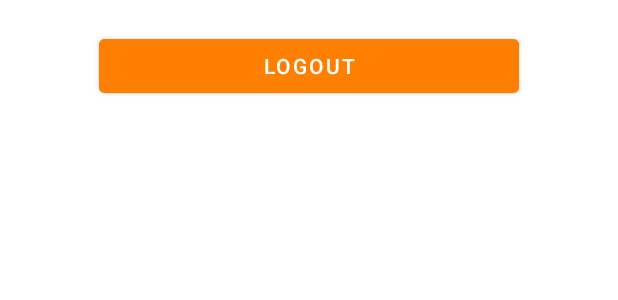
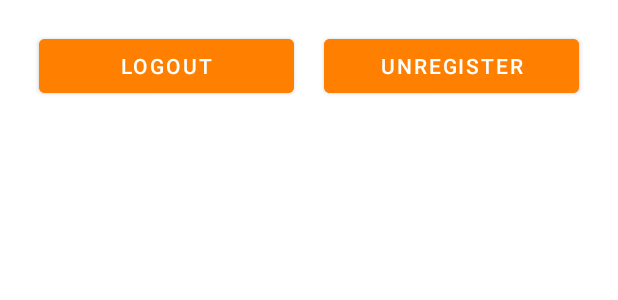
Before and after one commit to ssbarnes/RecylingReminderProject, an Android app: the layout resident_notification.xml on its own in the app's theme, with its tools: preview values and no code run, on a phone screen of 412 x 824 dp. Shown: the top 300 px of the screen. Run offline under Robolectric (Android 15) with nearby library versions, the phone set to English and light mode, and no system bars.

Commit message:
Added logout/unregister feature, fixed notification issue

```diff
--- a/app/src/main/java/com/example/recyreminder/data/GCMap.kt
+++ b/app/src/main/java/com/example/recyreminder/data/GCMap.kt
@@ -72,10 +72,7 @@ class GCMap : AppCompatActivity(), OnMapReadyCallback{
                     var addressString = userAddress.key
                     var addressCoords = getLocationFromAddress(mContext, addressString.toString())
                     if(addressCoords != null) {
-                        val mMarker = mMap.addMarker(MarkerOptions().position(addressCoords!!).title(addressString.toString()))
-//                        mMap.setOnMarkerClickListener {
-//                            onMarkerClick(mMarker!!)
-//                        }
+                        mMap.addMarker(MarkerOptions().position(addressCoords!!).title(addressString.toString()))
                     }
                 }
             }
--- a/app/src/main/java/com/example/recyreminder/data/GCReportViolation.kt
+++ b/app/src/main/java/com/example/recyreminder/data/GCReportViolation.kt
@@ -164,7 +164,6 @@ class GCReportViolation: Activity() {
             val fullAddress = data?.getStringExtra("address")
             val addrSplit = fullAddress!!.split(",")
             val csz = addrSplit[2].trim().split(" ")
-            Log.i(TAG, "FULL: " + fullAddress + " SPLIT: " + addrSplit + " SPLITAGAIN: " + csz)
             address.setText(addrSplit[0].trim())
             city.setText(addrSplit[1].trim())
             countryState.setText(csz[0])
--- a/app/src/main/res/layout/gc_menu.xml
+++ b/app/src/main/res/layout/gc_menu.xml
@@ -61,13 +61,13 @@
         android:id="@+id/report"
         android:layout_width="wrap_content"
         android:layout_height="wrap_content"
+        android:layout_below="@id/violation"
         android:layout_alignParentStart="true"
         android:layout_alignParentLeft="true"
         android:layout_centerVertical="true"
-        android:layout_below="@id/violation"
+        android:layout_marginBottom="50dp"
         android:backgroundTint="#FF8000"
         android:text="Report Violation"
-        android:layout_marginBottom="50dp"
         android:textColor="@color/white" />
 
     <Button
--- a/app/src/main/res/layout/resident_notification.xml
+++ b/app/src/main/res/layout/resident_notification.xml
@@ -13,9 +13,21 @@
         android:layout_width="match_parent"
         android:layout_height="wrap_content"
         android:gravity="center"
-        android:layout_marginLeft="50dp"
-        android:layout_marginRight="50dp"
+        android:layout_marginLeft="10dp"
+        android:layout_marginRight="200dp"
         android:text="Logout"
+        android:backgroundTint="#FF8000"
+        android:textColor="@color/white"
+        tools:ignore="MissingConstraints" />
+
+    <Button
+        android:id="@+id/unregister"
+        android:layout_width="match_parent"
+        android:layout_height="wrap_content"
+        android:gravity="center"
+        android:layout_marginLeft="200dp"
+        android:layout_marginRight="10dp"
+        android:text="Unregister"
         android:backgroundTint="#FF8000"
         android:textColor="@color/white"
         tools:ignore="MissingConstraints" />
```
Also changed, not shown: app/src/main/java/com/example/recyreminder/data/ResidentNotifications.kt (+56 -8 lines), app/src/main/java/com/example/recyreminder/data/ResidentRegister.kt (+0 -24 lines).
